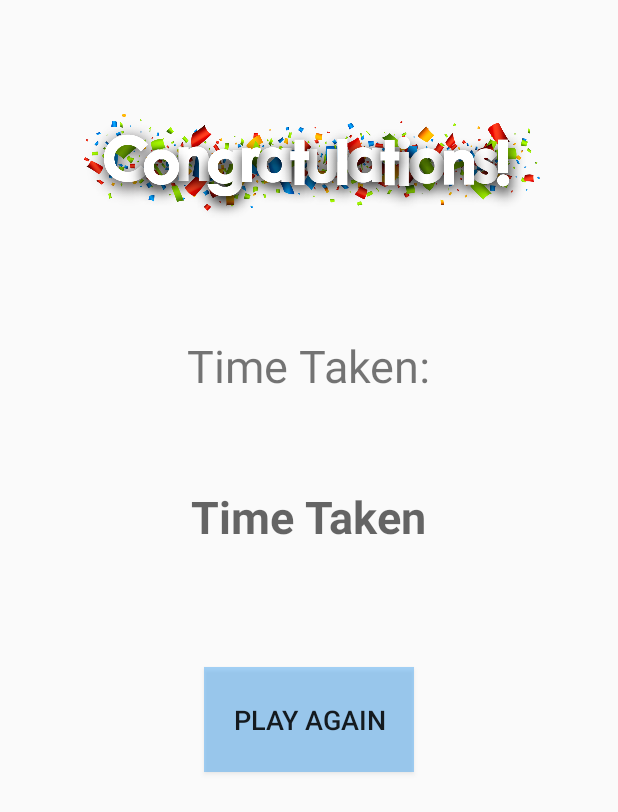
After one commit to 93acy/AndroidMemoryGame, an Android app: the ResultActivity screen opened directly, with no data from a screen before it, on a phone screen of 412 x 824 dp. The commit adds this screen. Shown: the top 812 px of the screen. Run offline under Robolectric (Android 15) with nearby library versions, the phone set to English and light mode, and no system bars.

Commit message:
Update Splash Screen and End Game page.

```diff
--- a/app/src/main/java/com/example/androidmemorygame/MainActivity.java
+++ b/app/src/main/java/com/example/androidmemorygame/MainActivity.java
@@ -8,6 +8,7 @@ import android.graphics.Bitmap;
 import android.graphics.BitmapFactory;
 import android.os.Bundle;
 import android.os.Environment;
+import android.os.Handler;
 import android.view.View;
 import android.view.inputmethod.InputMethodManager;
 import android.widget.Button;
@@ -50,10 +51,13 @@ public class MainActivity extends AppCompatActivity {
     Button startGame;
 
 
+
     @Override
     protected void onCreate(Bundle savedInstanceState) {
         super.onCreate(savedInstanceState);
         setContentView(R.layout.activity_main);
+
+
 
         webURL = ((EditText) findViewById(R.id.webURL)).getText().toString();
 
--- /dev/null
+++ b/app/src/main/java/com/example/androidmemorygame/ResultActivity.java
@@ -0,0 +1,40 @@
+package com.example.androidmemorygame;
+
+import androidx.appcompat.app.AppCompatActivity;
+
+import android.content.Intent;
+import android.media.Image;
+import android.media.MediaPlayer;
+import android.os.Bundle;
+import android.view.View;
+import android.widget.ImageView;
+import android.widget.TextView;
+
+public class ResultActivity extends AppCompatActivity {
+
+    private MediaPlayer music;
+
+    @Override
+    protected void onCreate(Bundle savedInstanceState) {
+        super.onCreate(savedInstanceState);
+        setContentView(R.layout.activity_result);
+
+        ImageView resultLabel = (ImageView) findViewById(R.id.resultLabel);
+        TextView totalScoreLabel = (TextView) findViewById(R.id.totalScoreLabel);
+
+        String resultTime = getIntent().getStringExtra("resultTime");
+        totalScoreLabel.setText(resultTime);
+
+    }
+
+    @Override
+    public void onBackPressed() {
+        finish();
+        Intent intent = new Intent(this, MainActivity.class);
+        startActivity(intent);
+    }
+
+    public void backMain(View view){
+        startActivity(new Intent(ResultActivity.this, MainActivity.class));
+    }
+}
--- /dev/null
+++ b/app/src/main/res/drawable/background_splash.xml
@@ -0,0 +1,10 @@
+<?xml version="1.0" encoding="utf-8"?>
+<layer-list xmlns:android="http://schemas.android.com/apk/res/android"
+    android:opacity="opaque">
+    <item android:drawable="@android:color/white" />
+    <item>
+        <bitmap
+            android:gravity="center"
+            android:src="@drawable/splash_logo" />
+    </item>
+</layer-list>
--- /dev/null
+++ b/app/src/main/res/layout/activity_result.xml
@@ -0,0 +1,54 @@
+<?xml version="1.0" encoding="utf-8"?>
+<LinearLayout xmlns:android="http://schemas.android.com/apk/res/android"
+    xmlns:app="http://schemas.android.com/apk/res-auto"
+    xmlns:tools="http://schemas.android.com/tools"
+    android:layout_width="match_parent"
+    android:layout_height="match_parent"
+    tools:context=".ResultActivity"
+    android:gravity="center_horizontal"
+    android:orientation="vertical">
+
+<!--    <TextView-->
+<!--        android:layout_width="wrap_content"-->
+<!--        android:layout_height="wrap_content"-->
+<!--        android:text="RESULT"-->
+<!--        android:textSize="20sp"-->
+<!--        android:layout_marginTop="50dp"/>-->
+
+    <ImageView
+        android:id="@+id/resultLabel"
+        android:layout_width="wrap_content"
+        android:layout_height="103dp"
+        android:layout_marginTop="60dp"
+        android:src="@drawable/congrats"/>
+
+    <TextView
+        android:layout_width="wrap_content"
+        android:layout_height="wrap_content"
+        android:layout_marginTop="60dp"
+        android:text="Time Taken:"
+        android:textSize="30sp" />
+
+
+    <TextView
+        android:id="@+id/totalScoreLabel"
+        android:layout_width="wrap_content"
+        android:layout_height="wrap_content"
+        android:layout_marginTop="60dp"
+        android:hint="Time Taken"
+        android:textStyle="bold"
+        android:textSize="30sp" />
+
+    <Button
+        android:layout_width="140dp"
+        android:layout_height="70dp"
+        android:text="PLAY AGAIN"
+        android:textSize="18sp"
+        android:layout_marginTop="80dp"
+        android:background="@color/blue"
+        android:onClick="backMain"/>
+
+
+
+
+</LinearLayout>
--- a/app/src/main/res/values/styles.xml
+++ b/app/src/main/res/values/styles.xml
@@ -8,4 +8,10 @@
         <item name="android:scaleType">centerCrop</item>
 
     </style>
+
+    <style name="SplashTheme" parent ="Theme.AppCompat.Light.NoActionBar">
+        <item name="android:windowBackground">@drawable/background_splash</item>
+
+    </style>
+
 </resources>
```
Also changed, not shown: app/src/main/AndroidManifest.xml (+12 -1 lines), app/src/main/java/com/example/androidmemorygame/GameActivity.java (+37 -11 lines), app/src/main/java/com/example/androidmemorygame/SplashScreen.java (added, +20 -0 lines), app/src/main/res/drawable/congrats.png (added), app/src/main/res/drawable/splash_logo.png (added).
